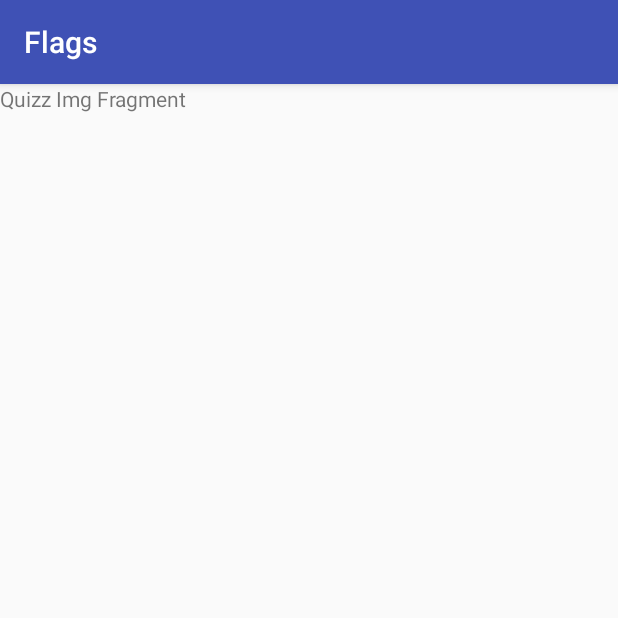
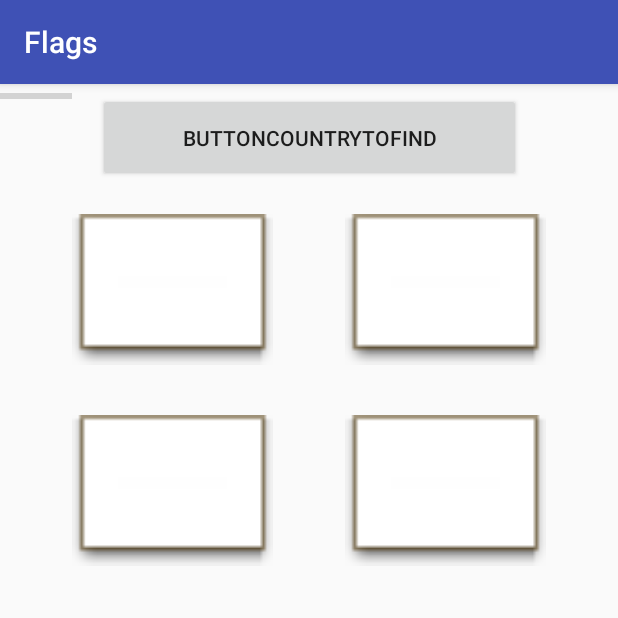
Before and after one commit to wasevitch/funWithFlags, an Android app: the fragment QuizzImgFragment shown on its own in the app's theme, on a phone screen of 412 x 824 dp, the top half of it. Run offline under Robolectric (Android 15) with nearby library versions, the phone set to English and light mode, and no system bars.

Commit message:
quizz img

```diff
--- a/app/src/main/res/layout/frag_quizz.xml
+++ b/app/src/main/res/layout/frag_quizz.xml
@@ -16,7 +16,7 @@
 
         <ImageView
             android:id="@+id/imageViewFragmentButtons"
-            android:layout_width="379dp"
+            android:layout_width="match_parent"
             android:layout_height="match_parent"
             android:contentDescription=""
             app:srcCompat="@mipmap/ic_launcher"
@@ -56,17 +56,18 @@
     </LinearLayout>
 
     <LinearLayout
-        android:layout_width="match_parent"
-        android:layout_height="0dp"
-        android:layout_weight="0.18"
+        android:layout_width="384dp"
+        android:layout_height="39dp"
         android:orientation="vertical"
-        android:weightSum="1">
+        android:weightSum="1"
+        android:layout_weight="0.52"
+        tools:ignore="InefficientWeight">
 
         <ProgressBar
             android:id="@+id/progressBar"
             style="?android:attr/progressBarStyleHorizontal"
-            android:layout_width="match_parent"
-            android:layout_height="wrap_content" />
+            android:layout_width="387dp"
+            android:layout_height="55dp" />
     </LinearLayout>
 
 </LinearLayout>
--- a/app/src/main/res/layout/fragment_quizz_img.xml
+++ b/app/src/main/res/layout/fragment_quizz_img.xml
@@ -1,13 +1,77 @@
-<FrameLayout xmlns:android="http://schemas.android.com/apk/res/android"
+<android.support.constraint.ConstraintLayout xmlns:android="http://schemas.android.com/apk/res/android"
+    xmlns:app="http://schemas.android.com/apk/res-auto"
     xmlns:tools="http://schemas.android.com/tools"
     android:layout_width="match_parent"
     android:layout_height="match_parent"
     tools:context="com.example.nicolas.drapeaux.fragments.QuizzImgFragment">
 
     <!-- TODO: Update blank fragment layout -->
-    <TextView
-        android:layout_width="match_parent"
-        android:layout_height="match_parent"
-        android:text="@string/quizz_img_fragment" />
 
-</FrameLayout>
+    <Button
+        android:id="@+id/buttonCountryToFind"
+        android:layout_width="282dp"
+        android:layout_height="59dp"
+        android:layout_marginTop="6dp"
+        android:text="@string/buttoncountrytofind"
+        app:layout_constraintLeft_toLeftOf="parent"
+        app:layout_constraintRight_toRightOf="parent"
+        app:layout_constraintTop_toTopOf="parent" />
+
+    <ImageView
+        android:id="@+id/imageViewImg4"
+        android:layout_width="134dp"
+        android:layout_height="126dp"
+        android:layout_marginTop="208dp"
+        android:adjustViewBounds="false"
+        android:baselineAlignBottom="false"
+        app:layout_constraintLeft_toRightOf="@+id/imageViewImg3"
+        app:layout_constraintTop_toTopOf="parent"
+        app:srcCompat="@android:drawable/editbox_dropdown_light_frame"
+        tools:ignore="ContentDescription"
+        app:layout_constraintRight_toRightOf="parent" />
+
+    <ImageView
+        android:id="@+id/imageViewImg3"
+        android:layout_width="134dp"
+        android:layout_height="126dp"
+        android:layout_marginTop="208dp"
+        android:contentDescription=""
+        app:layout_constraintLeft_toLeftOf="parent"
+        app:layout_constraintTop_toTopOf="parent"
+        app:srcCompat="@android:drawable/editbox_dropdown_light_frame"
+        tools:layout_constraintTop_creator="1"
+        tools:ignore="ContentDescription"
+        app:layout_constraintRight_toLeftOf="@+id/imageViewImg4" />
+
+    <ImageView
+        android:id="@+id/imageViewImg1"
+        android:layout_width="134dp"
+        android:layout_height="126dp"
+        app:srcCompat="@android:drawable/editbox_dropdown_light_frame"
+        tools:layout_constraintTop_creator="1"
+        app:layout_constraintLeft_toLeftOf="parent"
+        app:layout_constraintTop_toTopOf="parent"
+        android:layout_marginTop="74dp"
+        android:contentDescription=""
+        tools:ignore="ContentDescription"
+        app:layout_constraintRight_toLeftOf="@+id/imageViewImg2" />
+
+    <ImageView
+        android:id="@+id/imageViewImg2"
+        android:layout_width="134dp"
+        android:layout_height="126dp"
+        android:layout_marginTop="74dp"
+        android:adjustViewBounds="false"
+        android:baselineAlignBottom="false"
+        app:layout_constraintLeft_toRightOf="@+id/imageViewImg1"
+        app:layout_constraintTop_toTopOf="parent"
+        app:srcCompat="@android:drawable/editbox_dropdown_light_frame"
+        tools:ignore="ContentDescription"
+        app:layout_constraintRight_toRightOf="parent" />
+
+    <ProgressBar
+        android:id="@+id/progressBar2"
+        style="?android:attr/progressBarStyleHorizontal"
+        android:layout_width="wrap_content"
+        android:layout_height="wrap_content" />
+</android.support.constraint.ConstraintLayout>
--- a/app/src/main/res/values/strings.xml
+++ b/app/src/main/res/values/strings.xml
@@ -20,4 +20,5 @@
     <string name="main_fragment">Main Fragment</string>
     <string name="textview">TextView</string>
     <string name="activit_principale">activité principale</string>
+    <string name="buttoncountrytofind">buttonCountryToFind</string>
 </resources>
```
